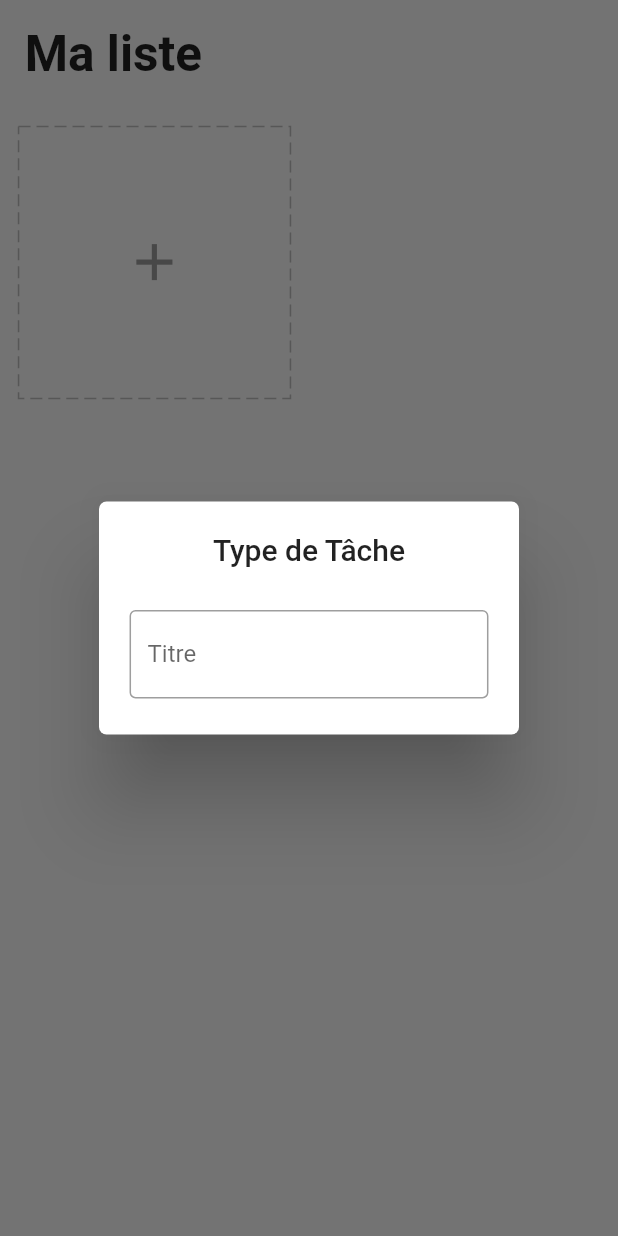
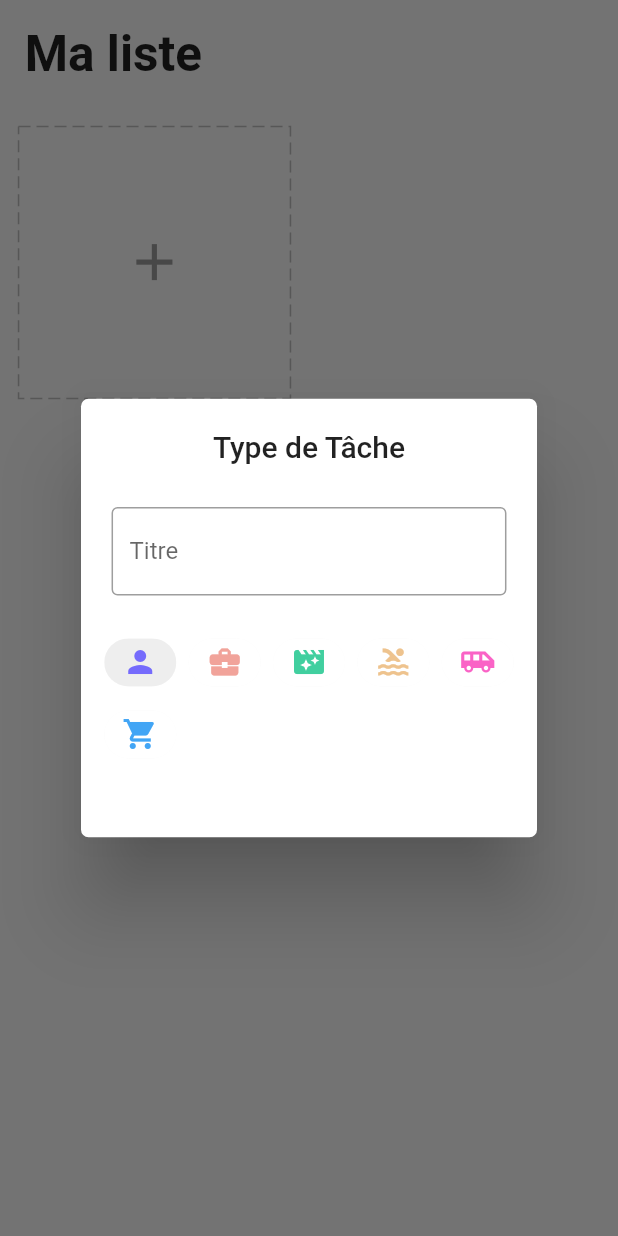
Before and after one commit to carolax14/task_todo_app, a Flutter app: the screen it shows after launch, after a tap on the "add" icon, on a phone screen of 412 x 824 dp. Run offline on Flutter 3.47's test engine with Material 2 defaults, Android fonts, the light colour scheme and no system bars; drawn by our look-alikes of dotted_border; our stand-ins replace equatable, flutter_easyloading, get, get_storage.

Commit message:
ChoiceChip style & change select

```diff
--- a/lib/app/modules/home/controller.dart
+++ b/lib/app/modules/home/controller.dart
@@ -10,6 +10,7 @@ class HomeController extends GetxController {
   final formKey = GlobalKey<FormState>();
   final tasks = <Task>[].obs;
   final editCtrl = TextEditingController();
+  final chipIndex = 0.obs;
 
   @override
   void onInit() {
@@ -22,4 +23,8 @@ class HomeController extends GetxController {
   void onClose() {
     super.onClose();
   }
+
+  void changeChipIndex(int value) {
+    chipIndex.value = value;
+  }
 }
--- a/lib/app/modules/home/widgets/add_card.dart
+++ b/lib/app/modules/home/widgets/add_card.dart
@@ -39,14 +39,35 @@ class AddCard extends StatelessWidget {
                         border: OutlineInputBorder(),
                         labelText: 'Titre',
                       ),
-                      validator: (Value) {
-                        if (Value == null || Value.trim().isEmpty) {
+                      validator: (value) {
+                        if (value == null || value.trim().isEmpty) {
                           return 'Veuillez entrer un nom de tâche';
                         }
                         return null;
                       },
                     ),
                   ),
+                  Padding(
+                    padding: EdgeInsets.symmetric(vertical: 5.0.wp),
+                    child: Wrap(
+                      spacing: 2.0.wp,
+                      children: icons.map((e) => Obx(
+                        () {
+                          final index = icons.indexOf(e);
+                          return ChoiceChip(
+                            selectedColor: Colors.grey[200],
+                            pressElevation: 0,
+                            backgroundColor: Colors.white,
+                            label: e,
+                            selected: homeCtrl.chipIndex.value == index,
+                            onSelected: (bool selected) {
+                              homeCtrl.chipIndex.value = selected ? index : 0;
+                            },
+                          );
+                        }
+                      )).toList(),
+                      ),
+                  )
                 ],
               ),
             )
```
